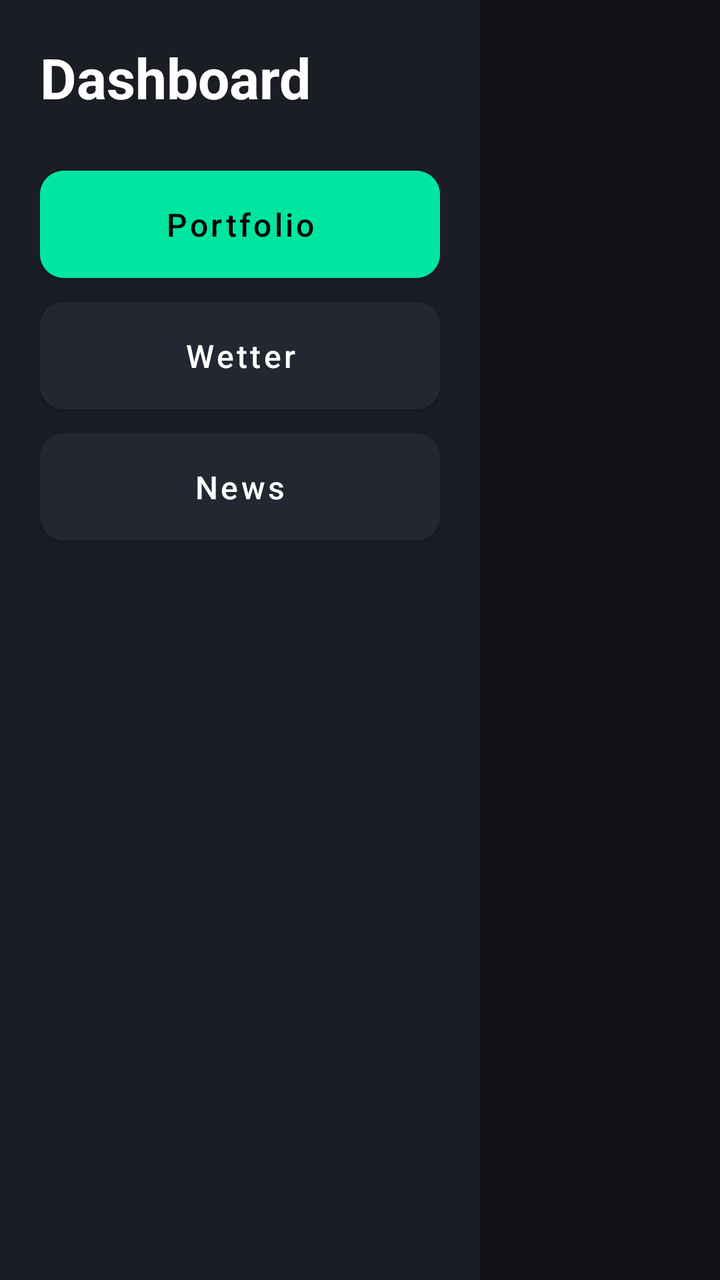
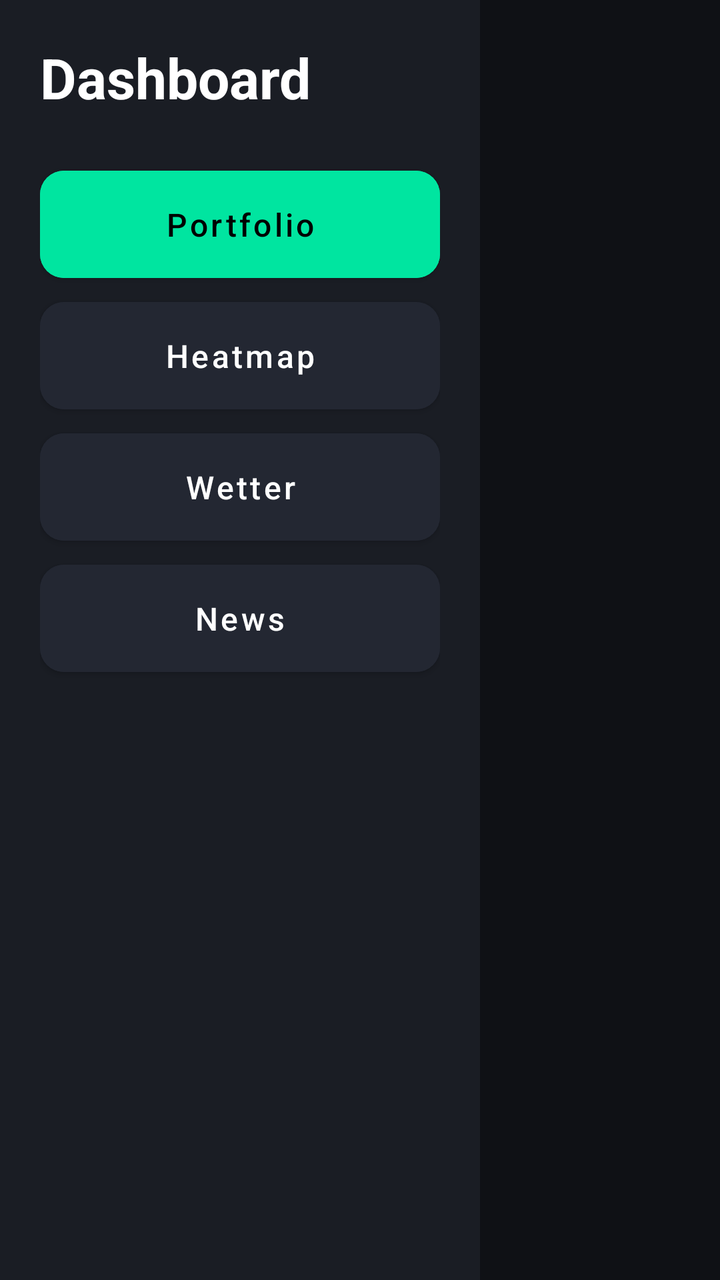

Compare the two renders of this Android layout. The source of the first and the diff that turns it into the second are given below.
<!-- AndroidManifest.xml: application theme Theme.TvDashboard -->
<!-- res/layout/activity_main.xml -->
<?xml version="1.0" encoding="utf-8"?>
<LinearLayout
    xmlns:android="http://schemas.android.com/apk/res/android"
    xmlns:app="http://schemas.android.com/apk/res-auto"
    android:layout_width="match_parent"
    android:layout_height="match_parent"
    android:orientation="horizontal"
    android:background="@color/bg">

    <LinearLayout
        android:layout_width="240dp"
        android:layout_height="match_parent"
        android:orientation="vertical"
        android:background="@color/surface"
        android:padding="20dp">

        <TextView
            android:layout_width="wrap_content"
            android:layout_height="wrap_content"
            android:layout_marginBottom="28dp"
            android:text="@string/app_name"
            android:textColor="@color/textPrimary"
            android:textSize="28sp"
            android:textStyle="bold" />

        <com.google.android.material.button.MaterialButton
            android:id="@+id/navPortfolio"
            android:layout_width="match_parent"
            android:layout_height="wrap_content"
            android:layout_marginBottom="12dp"
            android:backgroundTint="@color/accent"
            app:cornerRadius="12dp"
            android:insetTop="0dp"
            android:insetBottom="0dp"
            android:paddingTop="16dp"
            android:paddingBottom="16dp"
            android:text="Portfolio"
            android:textAllCaps="false"
            android:textColor="@android:color/black"
            android:textSize="16sp" />

        <com.google.android.material.button.MaterialButton
            android:id="@+id/navWeather"
            android:layout_width="match_parent"
            android:layout_height="wrap_content"
            android:layout_marginBottom="12dp"
            android:backgroundTint="@color/surface2"
            app:cornerRadius="12dp"
            android:insetTop="0dp"
            android:insetBottom="0dp"
            android:paddingTop="16dp"
            android:paddingBottom="16dp"
            android:text="Wetter"
            android:textAllCaps="false"
            android:textColor="@color/textPrimary"
            android:textSize="16sp" />

        <com.google.android.material.button.MaterialButton
            android:id="@+id/navNews"
            android:layout_width="match_parent"
            android:layout_height="wrap_content"
            android:layout_marginBottom="12dp"
            android:backgroundTint="@color/surface2"
            app:cornerRadius="12dp"
            android:insetTop="0dp"
            android:insetBottom="0dp"
            android:paddingTop="16dp"
            android:paddingBottom="16dp"
            android:text="News"
            android:textAllCaps="false"
            android:textColor="@color/textPrimary"
            android:textSize="16sp" />
    </LinearLayout>

    <FrameLayout
        android:id="@+id/fragmentContainer"
        android:layout_width="0dp"
        android:layout_height="match_parent"
        android:layout_weight="1" />

</LinearLayout>
<!-- resources referenced by this layout -->
<resources>
  <color name="accent">#00E5A0</color>
  <color name="bg">#0F1115</color>
  <color name="surface">#1A1D24</color>
  <color name="surface2">#232732</color>
  <color name="textPrimary">#FFFFFF</color>
  <string name="app_name">Dashboard</string>
  <style name="Theme.TvDashboard" parent="Theme.MaterialComponents.NoActionBar">
          <item name="colorPrimary">@color/accent</item>
          <item name="colorPrimaryVariant">@color/accent</item>
          <item name="colorOnPrimary">@android:color/black</item>
          <item name="colorSecondary">@color/accent</item>
          <item name="colorOnSecondary">@android:color/black</item>
          <item name="android:windowBackground">@color/bg</item>
          <item name="android:colorBackground">@color/bg</item>
          <item name="colorSurface">@color/surface</item>
          <item name="colorOnSurface">@color/textPrimary</item>
          <item name="android:statusBarColor">@color/bg</item>
          <item name="android:navigationBarColor">@color/bg</item>
          <item name="android:windowLightStatusBar">false</item>
          <item name="android:windowLightNavigationBar">false</item>
      </style>
</resources>

<!-- the commit's change to res/layout/activity_main.xml (unified diff, before → after) -->
@@ -40,6 +40,22 @@
             android:textSize="16sp" />
 
         <com.google.android.material.button.MaterialButton
+            android:id="@+id/navHeatmap"
+            android:layout_width="match_parent"
+            android:layout_height="wrap_content"
+            android:layout_marginBottom="12dp"
+            android:backgroundTint="@color/surface2"
+            app:cornerRadius="12dp"
+            android:insetTop="0dp"
+            android:insetBottom="0dp"
+            android:paddingTop="16dp"
+            android:paddingBottom="16dp"
+            android:text="Heatmap"
+            android:textAllCaps="false"
+            android:textColor="@color/textPrimary"
+            android:textSize="16sp" />
+
+        <com.google.android.material.button.MaterialButton
             android:id="@+id/navWeather"
             android:layout_width="match_parent"
             android:layout_height="wrap_content"
